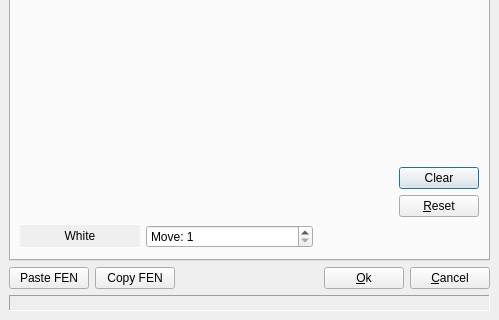
Qt form src/gui/boardsetup.ui (madnight/chessx) before a commit; both pictures show x 0 to 499 and y 160 to 480 of the 499 by 480 pixel window.
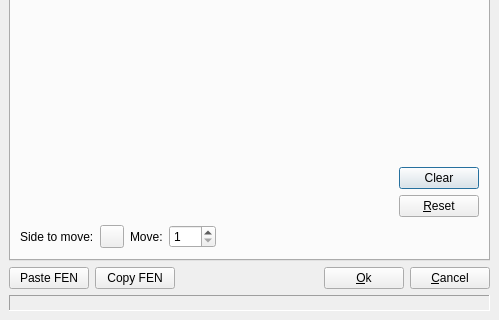
The same form after that commit. Custom widgets are drawn as their Qt base class.

Commit message: Fix: use more standard color widget.

Patch:
```diff
--- a/src/gui/boardsetup.ui
+++ b/src/gui/boardsetup.ui
@@ -88,41 +88,24 @@
           <number>0</number>
          </property>
          <item>
-          <widget class="QPushButton" name="toMoveButton">
-           <property name="sizePolicy">
-            <sizepolicy hsizetype="Fixed" vsizetype="Fixed">
-             <horstretch>0</horstretch>
-             <verstretch>0</verstretch>
-            </sizepolicy>
-           </property>
-           <property name="minimumSize">
-            <size>
-             <width>120</width>
-             <height>0</height>
-            </size>
-           </property>
-           <property name="autoFillBackground">
-            <bool>true</bool>
-           </property>
+          <widget class="QLabel" name="label_4">
            <property name="text">
-            <string>White</string>
+            <string>Side to move:</string>
            </property>
-           <property name="flat">
-            <bool>true</bool>
+          </widget>
+         </item>
+         <item>
+          <widget class="QToolButton" name="toMoveButton"/>
+         </item>
+         <item>
+          <widget class="QLabel" name="label_3">
+           <property name="text">
+            <string>Move:</string>
            </property>
           </widget>
          </item>
          <item>
           <widget class="QSpinBox" name="moveSpin">
-           <property name="sizePolicy">
-            <sizepolicy hsizetype="MinimumExpanding" vsizetype="Fixed">
-             <horstretch>0</horstretch>
-             <verstretch>0</verstretch>
-            </sizepolicy>
-           </property>
-           <property name="prefix">
-            <string>Move: </string>
-           </property>
            <property name="minimum">
             <number>1</number>
            </property>
```
Left out of the diff: 1 changed line with no effect on the pictures. The commit also changes 1 other file.
